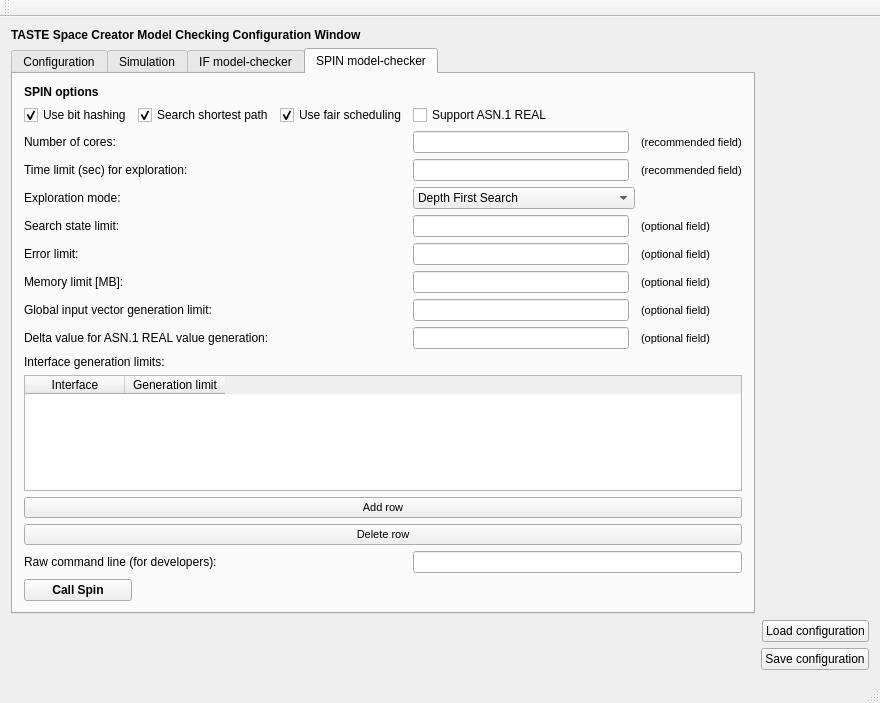
esa/spacecreator, file src/libs/libiveditor/modelchecking/modelcheckingwindow.ui: the form before one commit.
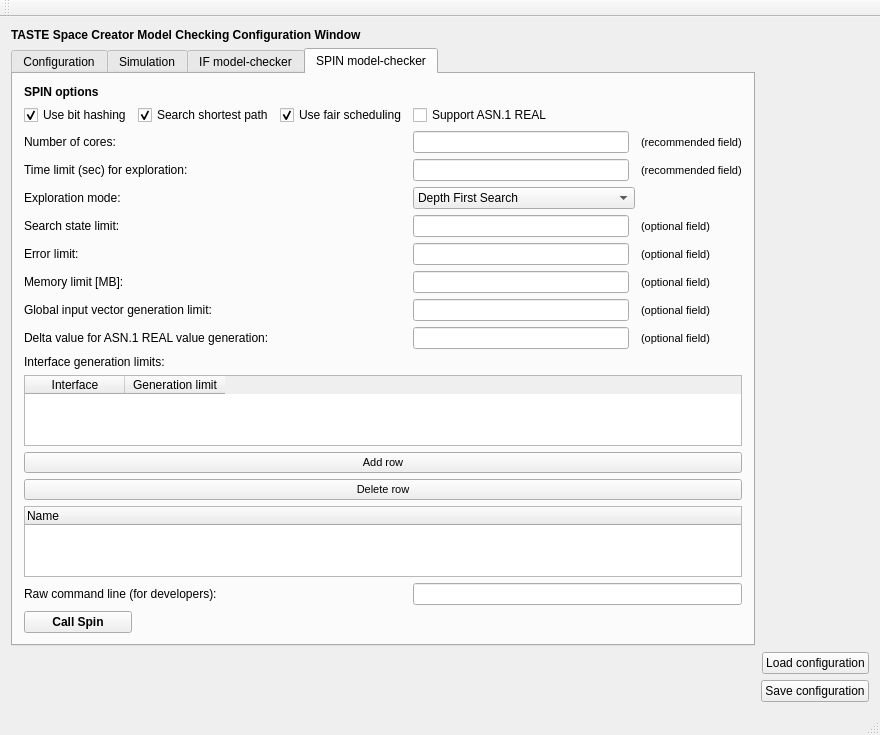
The form after the commit. The open tabs and pages were chosen to show the change.

Commit message: TMC: Add list of generated traces

The edit to the form file:
```diff
--- a/src/libs/libiveditor/modelchecking/modelcheckingwindow.ui
+++ b/src/libs/libiveditor/modelchecking/modelcheckingwindow.ui
@@ -847,14 +847,32 @@
           </property>
          </widget>
         </item>
-        <item row="16" column="0" colspan="3">
+        <item row="16" column="0" colspan="6">
+         <widget class="QTreeWidget" name="treeWidget_spinResults">
+          <attribute name="headerDefaultSectionSize">
+           <number>400</number>
+          </attribute>
+          <attribute name="headerMinimumSectionSize">
+           <number>400</number>
+          </attribute>
+          <attribute name="headerStretchLastSection">
+           <bool>true</bool>
+          </attribute>
+          <column>
+           <property name="text">
+            <string>Name</string>
+           </property>
+          </column>
+         </widget>
+        </item>
+        <item row="17" column="0" colspan="3">
          <widget class="QLabel" name="label_rawCommandLine">
           <property name="text">
            <string>Raw command line (for developers):</string>
           </property>
          </widget>
         </item>
-        <item row="16" column="3" colspan="3">
+        <item row="17" column="3" colspan="3">
          <widget class="QLineEdit" name="lineEdit_rawCommandLine">
           <property name="text">
            <string/>
@@ -913,7 +931,7 @@
           </property>
          </widget>
         </item>
-        <item row="17" column="0">
+        <item row="18" column="0">
          <widget class="QPushButton" name="pushButton_callSpin">
           <property name="font">
            <font>
```
The commit also changes 2 other files.
